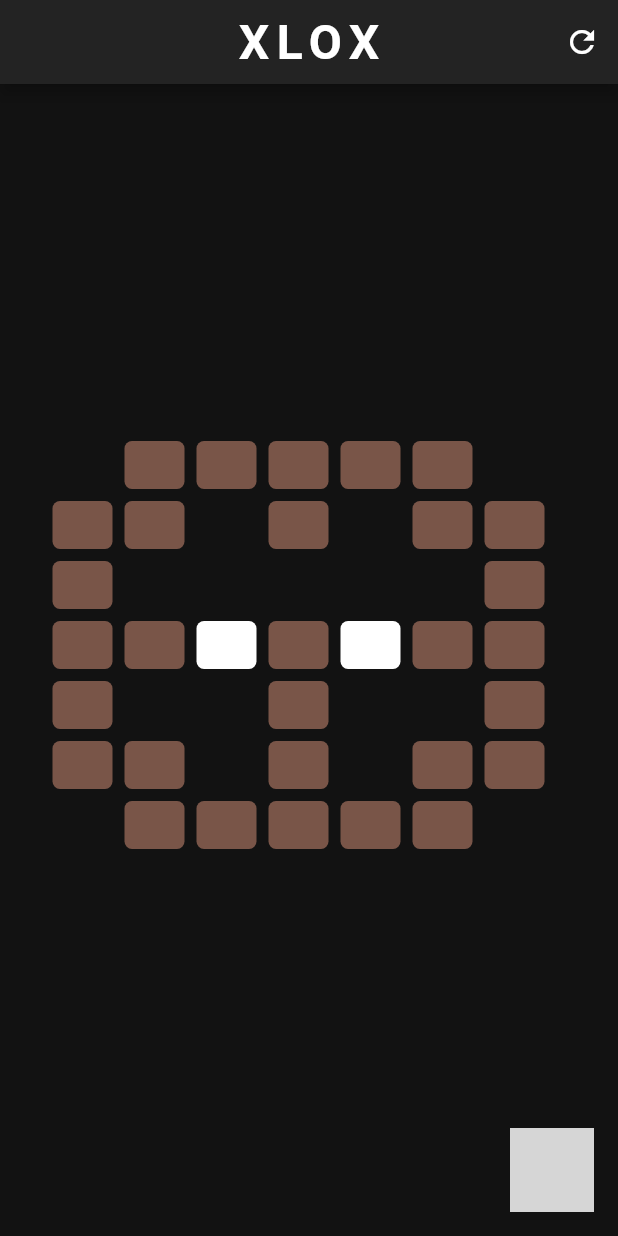
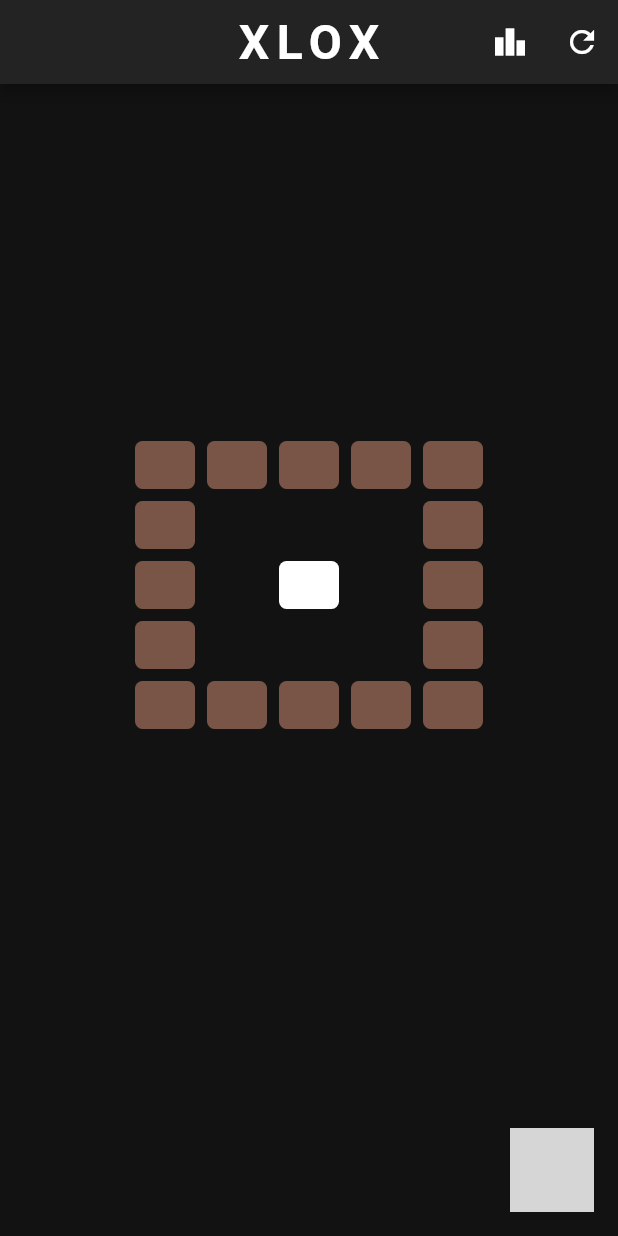
Before and after one commit to abd-Mohsen/XLOX, a Flutter app: the screen it shows after launch, after a tap on the "refresh" icon, on a phone screen of 412 x 824 dp. Run offline on Flutter 3.47's test engine with Material 2 defaults, Android fonts, the light colour scheme and no system bars; our stand-ins replace get; missing offline and left inert: floating_action_bubble, stack; grey boxes are pictures that could not be loaded.

Commit message:
added level selection, cleaned extra files and added extra properties to board class

```diff
--- a/lib/board.dart
+++ b/lib/board.dart
@@ -1,9 +1,10 @@
-import 'package:algo_lab/cell.dart';
-
 class Board {
   List<List<String>> cells;
+  Board? parent;
+  int? cost;
+  int depth;
 
-  Board({required this.cells});
+  Board({required this.cells, this.parent, required this.depth});
 
   // print current state
   void printBoard() {
@@ -31,8 +32,6 @@ class Board {
       List<String> temp = [];
       for (String cell in row) {
         temp.add(cell);
-
-        /// strings are primitive ?
       }
       copied.add(temp);
     }
@@ -43,7 +42,7 @@ class Board {
     _flipAdjacentCell(x + 1, y, copied);
     _flipAdjacentCell(x, y - 1, copied);
     _flipAdjacentCell(x, y + 1, copied);
-    return Board(cells: copied);
+    return Board(cells: copied, parent: this, depth: depth + 1);
   }
 
   // helper method to flip all 4 adjacent cells (of the new state)
--- a/lib/home_controller.dart
+++ b/lib/home_controller.dart
@@ -5,31 +5,40 @@ import 'package:algo_lab/levels.dart';
 import 'package:get/get.dart';
 import 'package:stack/stack.dart';
 
-import 'cell.dart';
+class HomeController extends GetxController {
+  List<List<String>> selectedLevel = one;
 
-class HomeController extends GetxController {
-  List<List<String>> selectedLevel = nine; // choose the level (from levels.dart)
-
-  late Board board; // current board rendered on the page
+  late Board currentBoard; // current board rendered on the page
 
   // its like the constructor of this class, being called after the page "home view" opens
   @override
   void onInit() {
-    board = Board(cells: getLevel(selectedLevel));
+    currentBoard = Board(
+      cells: getLevel(selectedLevel),
+      depth: 1,
+    );
     super.onInit();
   }
 
-  void refreshLevel() {
-    board = Board(cells: getLevel(selectedLevel));
+  void restartLevel() {
+    currentBoard = Board(
+      cells: getLevel(selectedLevel),
+      depth: 1,
+    );
     update();
   }
 
-  // to update ui after user click
+  void selectLevel(List<List<String>> level) {
+    selectedLevel = level;
+    restartLevel();
+  }
+
+  // to update ui after user clicks
   void click(int x, int y) {
-    board.clickCellManually(x, y);
+    currentBoard.clickCellManually(x, y);
     update();
-    board.printBoard();
-    if (board.isGoalState()) Get.defaultDialog(title: "success", middleText: "you won");
+    currentBoard.printBoard();
+    if (currentBoard.isGoalState()) Get.defaultDialog(title: "success", middleText: "you won");
   }
 
   void bfs() {
@@ -37,12 +46,12 @@ class HomeController extends GetxController {
     Set<Board> visited = {};
     int i = 0; // counter
 
-    queue.add(board); //board is initial state
-    visited.add(board);
+    queue.add(currentBoard); //board is initial state
+    visited.add(currentBoard);
 
     while (queue.isNotEmpty) {
       Board currentState = queue.removeFirst();
-      board = currentState; // to update ui at every iteration
+      currentBoard = currentState; // to update ui at every iteration
 
       print("curr state:");
       currentState.printBoard();
@@ -74,12 +83,12 @@ class HomeController extends GetxController {
     int i = 0;
     int j = 0;
 
-    stack.push(board);
-    visited.add(board);
+    stack.push(currentBoard);
+    visited.add(currentBoard);
 
     while (stack.isNotEmpty) {
       Board currentState = stack.pop();
-      board = currentState;
+      currentBoard = currentState;
 
       print("curr state:");
       currentState.printBoard();
--- a/lib/home_view.dart
+++ b/lib/home_view.dart
@@ -1,8 +1,9 @@
-import 'package:algo_lab/cell.dart';
 import 'package:algo_lab/home_controller.dart';
 import 'package:floating_action_bubble/floating_action_bubble.dart';
 import 'package:flutter/material.dart';
 import 'package:get/get.dart';
+
+import 'levels.dart';
 
 class HomeView extends StatefulWidget {
   const HomeView({super.key});
@@ -83,9 +84,45 @@ class _HomeViewState extends State<HomeView> with SingleTickerProviderStateMixin
           ),
         ),
         actions: [
+          PopupMenuButton(
+            shape: RoundedRectangleBorder(
+              //side: const BorderSide(width: 0.5),
+              borderRadius: BorderRadius.circular(10),
+            ),
+            tooltip: "choose level",
+            icon: Icon(Icons.leaderboard),
+            position: PopupMenuPosition.under,
+            itemBuilder: (context) => [
+              PopupMenuItem(
+                child: ListTile(
+                  title: Text("level 1"),
+                  onTap: () {
+                    hC.selectLevel(one);
+                  },
+                ),
+              ),
+              PopupMenuItem(
+                child: ListTile(
+                  title: Text("level 2"),
+                  onTap: () {
+                    hC.selectLevel(two);
+                  },
+                ),
+              ),
+              PopupMenuItem(
+                child: ListTile(
+                  title: Text("level 3"),
+                  onTap: () {
+                    hC.selectLevel(three);
+                  },
+                ),
+              ),
+            ],
+          ),
           IconButton(
+            tooltip: "restart level",
             onPressed: () {
-              hC.refreshLevel();
+              hC.restartLevel();
             },
             icon: const Icon(Icons.refresh),
           ),
@@ -97,26 +134,28 @@ class _HomeViewState extends State<HomeView> with SingleTickerProviderStateMixin
           return Row(
             mainAxisAlignment: MainAxisAlignment.center,
             children: [
-              Column(
+              Center(
+                child: Column(
                   mainAxisAlignment: MainAxisAlignment.center,
                   children: [
                     SizedBox(
                       height: 300,
-                    width: 350,
+                      width: 240,
                       child: ListView.builder(
                         scrollDirection: Axis.vertical,
-                      itemCount: hC.board.cells.length,
+                        itemCount: hC.currentBoard.cells.length,
                         itemBuilder: (context, i) => SizedBox(
                           height: 40,
                           child: ListView.builder(
                             scrollDirection: Axis.horizontal,
-                          itemCount: hC.board.cells[i].length,
+                            itemCount: hC.currentBoard.cells[i].length,
                             itemBuilder: (context, j) => MouseRegion(
-                            cursor: hC.board.cells[i][j] == '@' ? SystemMouseCursors.click : SystemMouseCursors.basic,
+                              cursor: hC.currentBoard.cells[i][j] == '@'
+                                  ? SystemMouseCursors.click
+                                  : SystemMouseCursors.basic,
                               child: GestureDetector(
                                 onTap: () {
                                   hC.click(i, j);
-                                //print('Clicked: (${i + 1}, ${j + 1}),');
                                 },
                                 child: Container(
                                   width: 40,
@@ -124,7 +163,7 @@ class _HomeViewState extends State<HomeView> with SingleTickerProviderStateMixin
                                   alignment: Alignment.center,
                                   margin: const EdgeInsets.all(4),
                                   decoration: BoxDecoration(
-                                  color: cellColor(hC.board.cells[i][j]),
+                                    color: cellColor(hC.currentBoard.cells[i][j]),
                                     borderRadius: BorderRadius.circular(5),
                                   ),
                                 ),
@@ -136,6 +175,7 @@ class _HomeViewState extends State<HomeView> with SingleTickerProviderStateMixin
                     ),
                   ],
                 ),
+              ),
             ],
           );
         },
--- a/lib/levels.dart
+++ b/lib/levels.dart
@@ -1,43 +1,29 @@
-import 'cell.dart';
+List<List<String>> one = [
+  ["#", "#", "#", "#", "#"],
+  ["#", " ", " ", " ", "#"],
+  ["#", " ", "@", " ", "#"],
+  ["#", " ", " ", " ", "#"],
+  ["#", "#", "#", "#", "#"],
+];
 
-// List<List<String>> one = [
-//   [
-//     "#",
-//     "#",
-//     "#",
-//     "#",
-//     "#",
-//   ],
-//   [
-//     Cell(cellType: CellType.stone),
-//     Cell(cellType: CellType.black),
-//     Cell(cellType: CellType.black),
-//     Cell(cellType: CellType.black),
-//     Cell(cellType: CellType.stone),
-//   ],
-//   [
-//     Cell(cellType: CellType.stone),
-//     Cell(cellType: CellType.black),
-//     Cell(cellType: CellType.white),
-//     Cell(cellType: CellType.black),
-//     Cell(cellType: CellType.stone),
-//   ],
-//   [
-//     Cell(cellType: CellType.stone),
-//     Cell(cellType: CellType.black),
-//     Cell(cellType: CellType.black),
-//     Cell(cellType: CellType.black),
-//     Cell(cellType: CellType.stone),
-//   ],
-//   [
-//     Cell(cellType: CellType.stone),
-//     Cell(cellType: CellType.stone),
-//     Cell(cellType: CellType.stone),
-//     Cell(cellType: CellType.stone),
-//     Cell(cellType: CellType.stone),
-//   ],
-// ];
-//
+List<List<String>> two = [
+  ["#", "#", "#", "#", "#"],
+  ["#", " ", "#", " ", "#"],
+  ["#", " ", "@", " ", "#"],
+  ["#", " ", "#", " ", "#"],
+  ["#", "#", "#", "#", "#"],
+];
+
+List<List<String>> three = [
+  ["#", "#", "#"],
+  ["#", "@", "#"],
+  ["#", " ", "#"],
+  ["#", "@", "#"],
+  ["#", " ", "#"],
+  ["#", "@", "#"],
+  ["#", "#", "#"],
+];
+
 // List<List<Cell>> six = [
 //   [
 //     Cell(cellType: CellType.stone),
```
Also changed, not shown: lib/cell.dart (deleted, +0 -18 lines), lib/game_state.dart (deleted, +0 -56 lines), pubspec.yaml (+1 -66 lines). Lines whose indentation alone changed are shown as unchanged.
